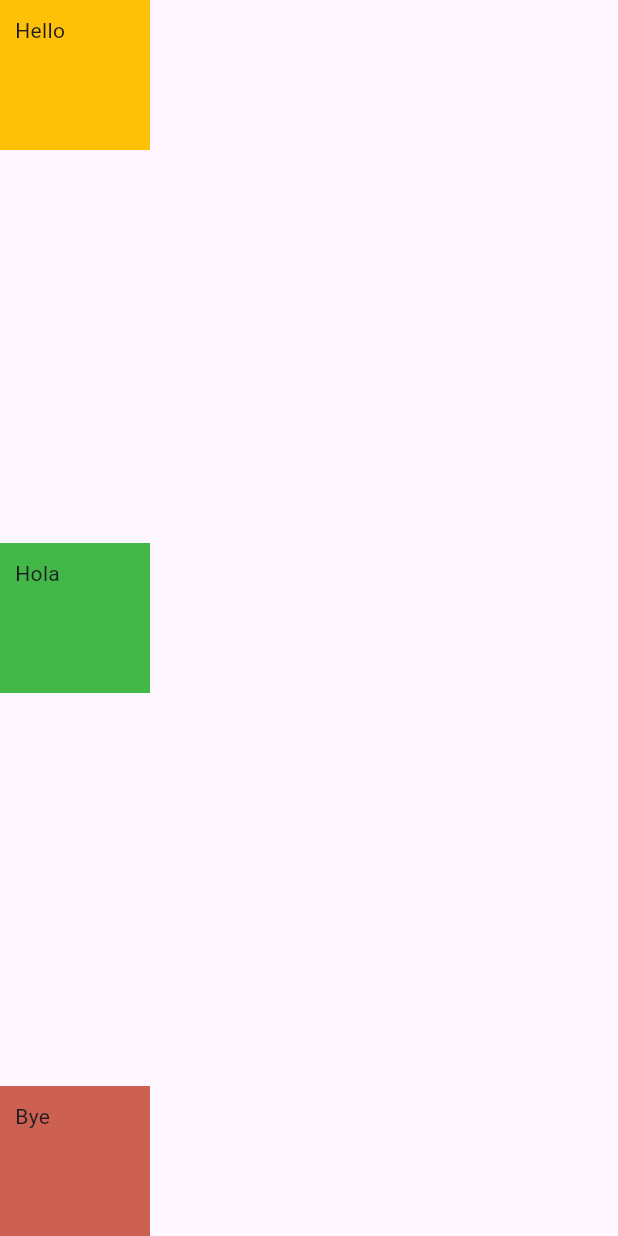
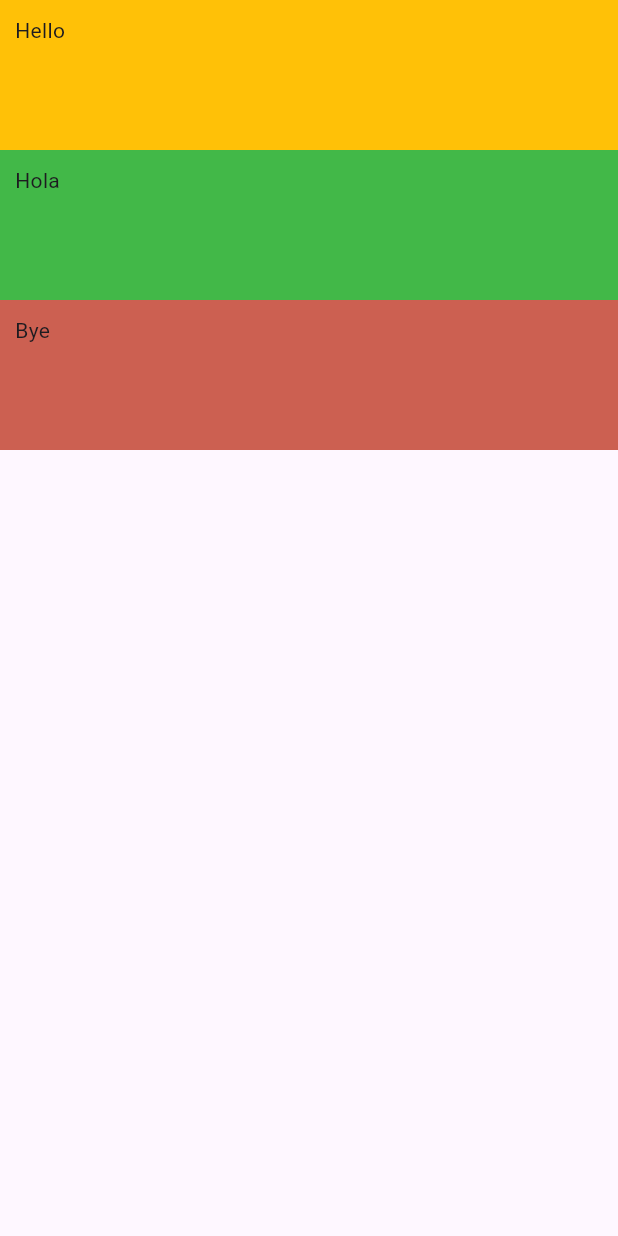
Before and after one commit to SumeetWajpe/Flutter_Batch_1_May_26, a Flutter app: the screen it shows after launch, on a phone screen of 412 x 824 dp. Run offline on Flutter 3.47's test engine with Material 3 defaults, Android fonts, the phone set to English and light mode, and no system bars.

Commit message:
✨ using crosssaxis with column and double.infinity

```diff
--- a/DAY1/FirstFlutterApp/flutter_hello_application/lib/widgets/RowsCols.dart
+++ b/DAY1/FirstFlutterApp/flutter_hello_application/lib/widgets/RowsCols.dart
@@ -4,26 +4,27 @@ class RowsCols extends StatelessWidget {
   @override
   Widget build(BuildContext context) {
     return Column(
-      mainAxisAlignment: MainAxisAlignment.spaceBetween,
+      // mainAxisAlignment: MainAxisAlignment.spaceBetween,
+      crossAxisAlignment: CrossAxisAlignment.end,
       children: <Widget>[
         Container(
           color: Colors.amber,
           height: 100,
-          width: 100,
+          width: double.infinity,
           padding: EdgeInsets.all(10),
           child: const Text("Hello"),
         ),
         Container(
           color: const Color.fromARGB(255, 66, 184, 72),
           height: 100,
-          width: 100,
+          width: double.infinity,
           padding: EdgeInsets.all(10),
           child: const Text("Hola"),
         ),
         Container(
           color: const Color.fromARGB(255, 204, 96, 81),
           height: 100,
-          width: 100,
+          width: double.infinity,
           padding: EdgeInsets.all(10),
           child: const Text("Bye"),
         ),
```
